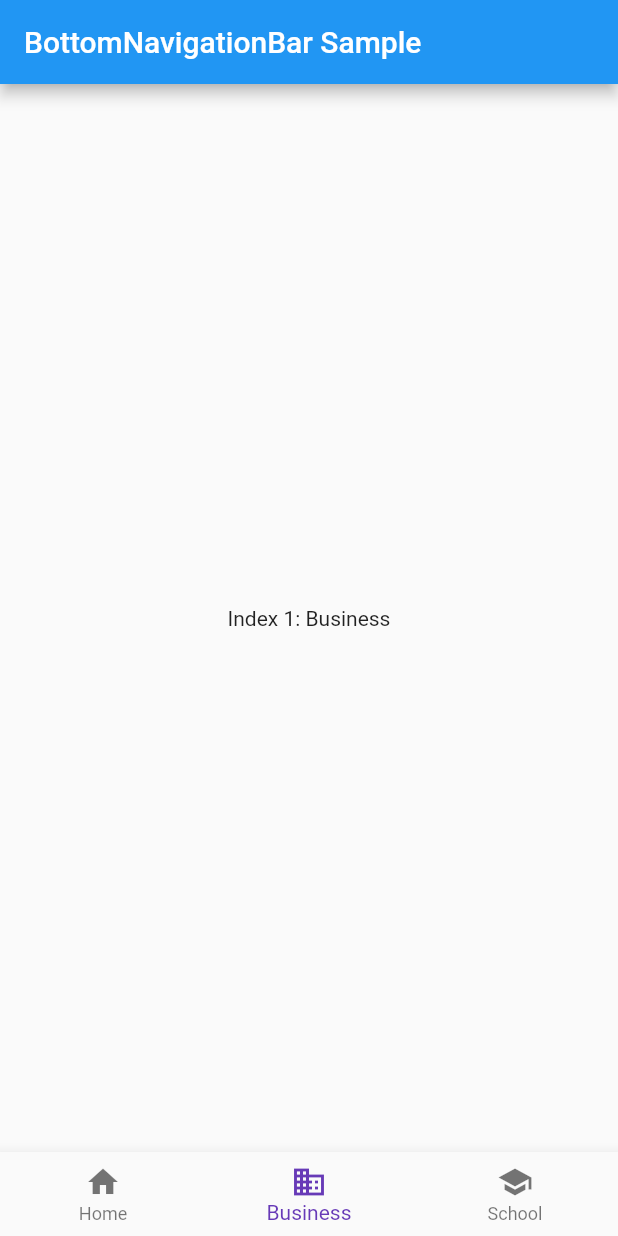
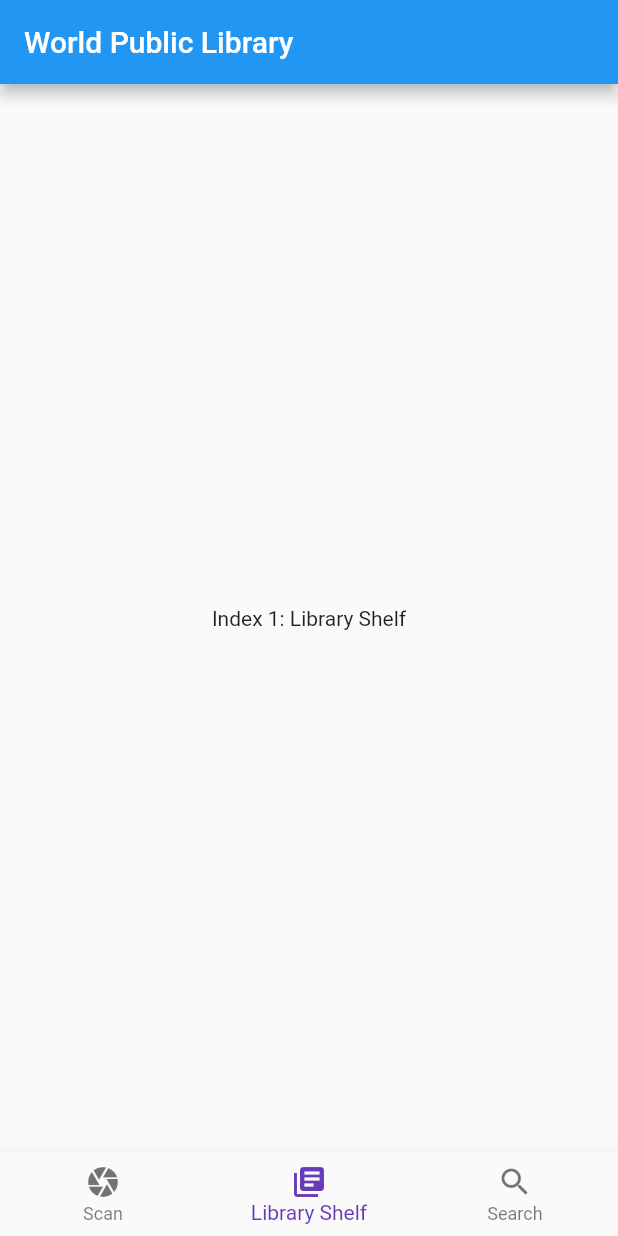
Before and after one commit to Kanval87/WorldPublicLibraryMobileApp, a Flutter app: the screen it shows after launch, on a phone screen of 412 x 824 dp. Run offline on Flutter 3.47's test engine with Material 2 defaults, Android fonts, the phone set to English and light mode, and no system bars.

Commit message:
Some String changes to forward implementation

```diff
--- a/wpl_mobile_app/lib/main.dart
+++ b/wpl_mobile_app/lib/main.dart
@@ -33,9 +33,9 @@ class MyStatefulWidget extends StatefulWidget {
 class _MyStatefulWidgetState extends State<MyStatefulWidget> {
   int _selectedIndex = 1;
   static const List<Widget> _widgetOptions = <Widget>[
-    Text('Index 0: Home'),
-    Text('Index 1: Business'),
-    Text('Index 2: School'),
+    Text('Index 0: Scan'),
+    Text('Index 1: Library Shelf'),
+    Text('Index 2: Search'),
   ];
 
   void _onItemTapped(int index) {
@@ -48,18 +48,18 @@ class _MyStatefulWidgetState extends State<MyStatefulWidget> {
   Widget build(BuildContext context) {
     return Scaffold(
       appBar: AppBar(
-        title: Text('BottomNavigationBar Sample'),
+        title: Text('World Public Library'),
       ),
       body: Center(
         child: _widgetOptions.elementAt(_selectedIndex),
       ),
       bottomNavigationBar: BottomNavigationBar(
         items: <BottomNavigationBarItem>[
-          BottomNavigationBarItem(icon: Icon(Icons.home), title: Text('Home')),
+          BottomNavigationBarItem(icon: Icon(Icons.camera), title: Text('Scan')),
           BottomNavigationBarItem(
-              icon: Icon(Icons.business), title: Text('Business')),
+              icon: Icon(Icons.library_books), title: Text('Library Shelf')),
           BottomNavigationBarItem(
-              icon: Icon(Icons.school), title: Text('School')),
+              icon: Icon(Icons.search), title: Text('Search')),
         ],
         currentIndex: _selectedIndex,
         selectedItemColor: Colors.deepPurple,
```
